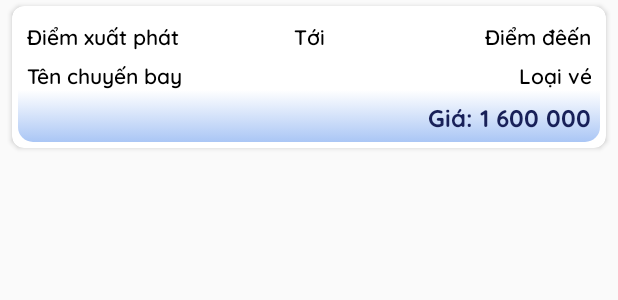
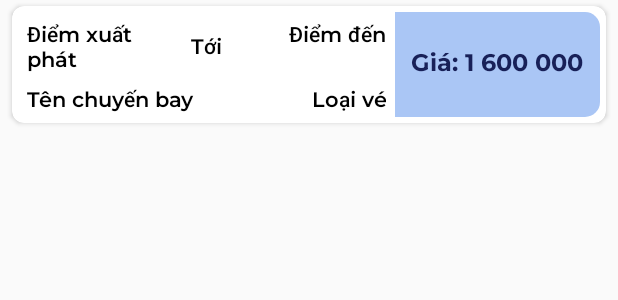
Before and after one commit to bcluc/SE104, an Android app: the layout single_row_booking.xml on its own in the app's theme, with its tools: preview values and no code run, on a phone screen of 412 x 824 dp. Shown: the top 300 px of the screen. Run offline under Robolectric (Android 15) with nearby library versions, the phone set to English and light mode, and no system bars; network calls fail.

Commit message:
update_font

```diff
--- a/app/src/main/java/com/maadi/flightticketbooking/utilities/ECONSTANT.java
+++ b/app/src/main/java/com/maadi/flightticketbooking/utilities/ECONSTANT.java
@@ -14,7 +14,7 @@ public class ECONSTANT {
     public static List<City> cityList = new ArrayList<>();
 
     public static final String TAG = "TAG";
-    private static final String IP = "http://192.168.245.65/";
+    private static final String IP = "http://192.168.121.5/";
             private static final String BASE_URL = IP + "flight_ticket_boooking_api/";
     private static final String BASE_IMAGE_URL = IP + "flight_ticket_boooking_api/";
 
--- a/app/src/main/res/drawable/v_background.xml
+++ b/app/src/main/res/drawable/v_background.xml
@@ -2,12 +2,16 @@
 <selector xmlns:android="http://schemas.android.com/apk/res/android">
     <item>
         <shape>
-            <corners android:bottomLeftRadius="10dp" android:bottomRightRadius="10dp">       </corners>
-            <gradient android:endColor="#AAC6F5"
-                android:startColor="@color/white"
-                android:angle="-90">
+            <corners android:topRightRadius="10dp" android:bottomRightRadius="10dp">       </corners>
+<!--            <gradient android:endColor="#AAC6F5"-->
+<!--                android:startColor="@color/white"-->
+<!--                android:angle="-90">-->
 
-            </gradient>
+
+
+<!--            </gradient>-->
+
+            <solid android:color="#AAC6F5"></solid>
         </shape>
     </item>
 </selector>
--- a/app/src/main/res/layout/single_row_booking.xml
+++ b/app/src/main/res/layout/single_row_booking.xml
@@ -17,26 +17,28 @@
             android:layout_height="wrap_content"
             android:orientation="horizontal"
             android:padding="4dp"
-            android:paddingTop="5dp">
+            android:paddingTop="5dp"
+            android:weightSum="6">
 
 
             <LinearLayout
-                android:layout_width="match_parent"
+                android:layout_width="wrap_content"
                 android:layout_height="wrap_content"
-                android:orientation="vertical">
+                android:orientation="vertical"
+                android:layout_weight="5">
 
                 <TextView
-                    android:visibility="gone"
                     android:id="@+id/title"
                     android:layout_width="wrap_content"
                     android:layout_height="wrap_content"
                     android:layout_marginLeft="6dp"
                     android:layout_marginTop="5dp"
-                    android:fontFamily="@font/bold"
+                    android:fontFamily="@font/montserrat_bold"
                     android:padding="2dp"
-                    android:text="Tên khách hàng"
+                    android:text="Tên chuyến bay"
                     android:textAppearance="?android:attr/textAppearanceMedium"
-                    android:textColor="@color/black" />
+                    android:textColor="@color/black"
+                    android:visibility="gone" />
 
                 <LinearLayout
                     android:layout_width="match_parent"
@@ -50,7 +52,7 @@
                         android:layout_width="0dp"
                         android:layout_height="wrap_content"
                         android:layout_weight="1"
-                        android:fontFamily="@font/semibold"
+                        android:fontFamily="@font/montserrat_semibold"
                         android:text="Điểm xuất phát"
                         android:textColor="@color/black" />
 
@@ -58,7 +60,7 @@
                         android:layout_width="0dp"
                         android:layout_height="match_parent"
                         android:layout_weight="1"
-                        android:fontFamily="@font/semibold"
+                        android:fontFamily="@font/montserrat_semibold"
                         android:gravity="center"
                         android:text="Tới"
                         android:textColor="@color/black" />
@@ -68,9 +70,9 @@
                         android:layout_width="0dp"
                         android:layout_height="wrap_content"
                         android:layout_weight="1"
-                        android:fontFamily="@font/semibold"
+                        android:fontFamily="@font/montserrat_semibold"
                         android:gravity="right"
-                        android:text="Điểm đêến"
+                        android:text="Điểm đến"
                         android:textColor="@color/black" />
                 </LinearLayout>
 
@@ -86,7 +88,7 @@
                         android:layout_width="0dp"
                         android:layout_height="wrap_content"
                         android:layout_weight="1"
-                        android:fontFamily="@font/semibold"
+                        android:fontFamily="@font/montserrat_semibold"
                         android:text="Tên chuyến bay"
                         android:textColor="@color/black" />
 
@@ -95,24 +97,26 @@
                         android:layout_width="0dp"
                         android:layout_height="wrap_content"
                         android:layout_weight="1"
-                        android:fontFamily="@font/semibold"
+                        android:fontFamily="@font/montserrat_semibold"
                         android:gravity="right"
                         android:text="Loại vé"
                         android:textColor="@color/black" />
                 </LinearLayout>
+            </LinearLayout>
 
-                <TextView
-                    android:padding="6dp"
-                    android:id="@+id/tvFare"
-                    android:layout_width="match_parent"
-                    android:layout_height="wrap_content"
-                    android:fontFamily="@font/bold"
-                    android:gravity="right"
-                    android:textSize="16sp"
-                    android:text="Giá: 1 600 000"
-                    android:background="@drawable/v_background"
-                    android:textColor="@color/colorPrimary" />
-            </LinearLayout>
+            <TextView
+                android:id="@+id/tvFare"
+                android:layout_width="wrap_content"
+                android:layout_height="match_parent"
+                android:layout_weight="1"
+                android:background="@drawable/v_background"
+                android:fontFamily="@font/montserrat_bold"
+                android:gravity="center"
+                android:padding="6dp"
+                android:text="Giá: 1 600 000"
+                android:textColor="@color/colorPrimary"
+                android:textSize="16sp" />
+
         </LinearLayout>
 
     </androidx.cardview.widget.CardView>
```
Also changed, not shown: app/src/main/java/com/maadi/flightticketbooking/activities/BookTicket.java (+14 -14 lines), app/src/main/res/layout/single_row_city.xml (+8 -7 lines), app/src/main/res/layout/single_row_passenger.xml (+40 -29 lines), app/src/main/res/layout/single_row_vehicle.xml (+27 -25 lines).
